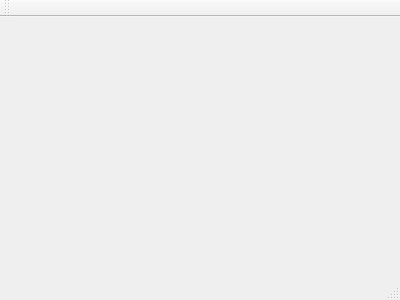
First picture: the form in src/app/mainwindow.ui, repository perillaroc/nuwe-timer-app, before the edit.
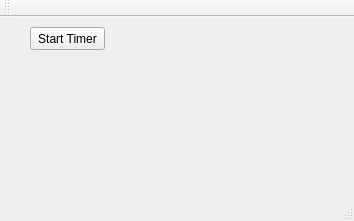
Second picture: the form after the edit.

Commit message: add switch for timer.

Patch:
```diff
--- a/src/app/mainwindow.ui
+++ b/src/app/mainwindow.ui
@@ -1,24 +1,56 @@
 <ui version="4.0">
  <class>MainWindow</class>
- <widget class="QMainWindow" name="MainWindow" >
-  <property name="geometry" >
+ <widget class="QMainWindow" name="MainWindow">
+  <property name="geometry">
    <rect>
     <x>0</x>
     <y>0</y>
-    <width>400</width>
-    <height>300</height>
+    <width>354</width>
+    <height>221</height>
    </rect>
   </property>
   <property name="windowTitle" >
    <string>MainWindow</string>
   </property>
-  <widget class="QMenuBar" name="menuBar" />
-  <widget class="QToolBar" name="mainToolBar" />
-  <widget class="QWidget" name="centralWidget" />
-  <widget class="QStatusBar" name="statusBar" />
+  <widget class="QWidget" name="centralWidget">
+   <widget class="QPushButton" name="timer_switch_pushbutton">
+    <property name="geometry">
+     <rect>
+      <x>30</x>
+      <y>10</y>
+      <width>75</width>
+      <height>23</height>
+     </rect>
+    </property>
+    <property name="text">
+     <string>Start Timer</string>
+    </property>
+    <property name="checkable">
+     <bool>true</bool>
+    </property>
+   </widget>
+  </widget>
+  <widget class="QMenuBar" name="menuBar">
+   <property name="geometry">
+    <rect>
+     <x>0</x>
+     <y>0</y>
+     <width>354</width>
+     <height>23</height>
+    </rect>
+   </property>
+  </widget>
+  <widget class="QToolBar" name="mainToolBar">
+   <attribute name="toolBarArea">
+    <enum>TopToolBarArea</enum>
+   </attribute>
+   <attribute name="toolBarBreak">
+    <bool>false</bool>
+   </attribute>
+  </widget>
+  <widget class="QStatusBar" name="statusBar"/>
  </widget>
- <layoutDefault spacing="6" margin="11" />
- <pixmapfunction></pixmapfunction>
+ <layoutdefault spacing="6" margin="11"/>
  <resources/>
  <connections/>
 </ui>
```
Left out of the diff: 3 changed lines with no effect on the pictures. The commit also changes 3 other files.
